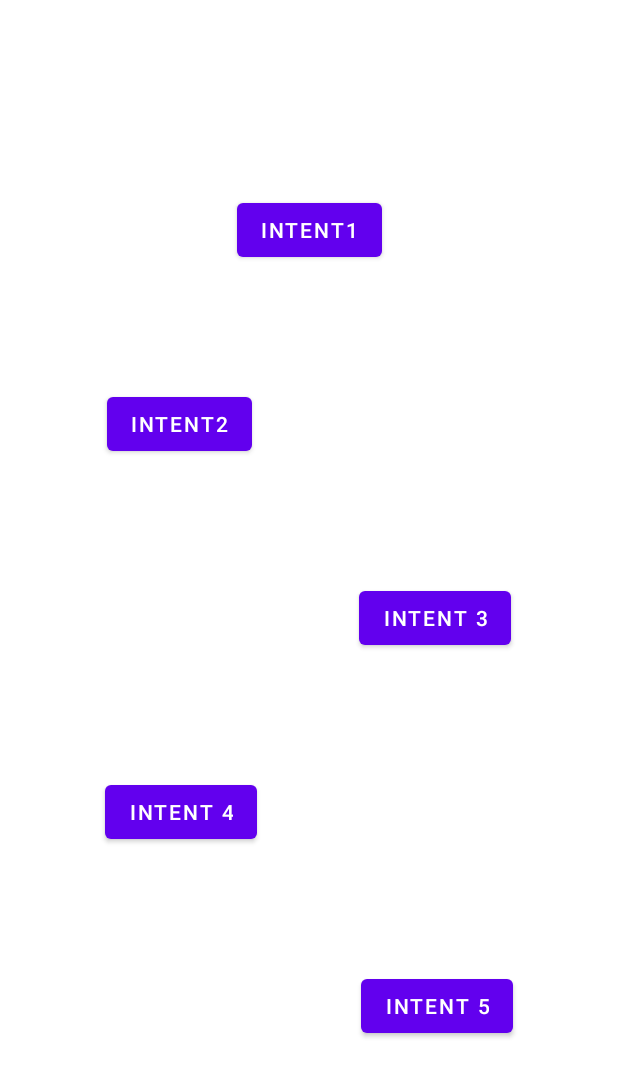
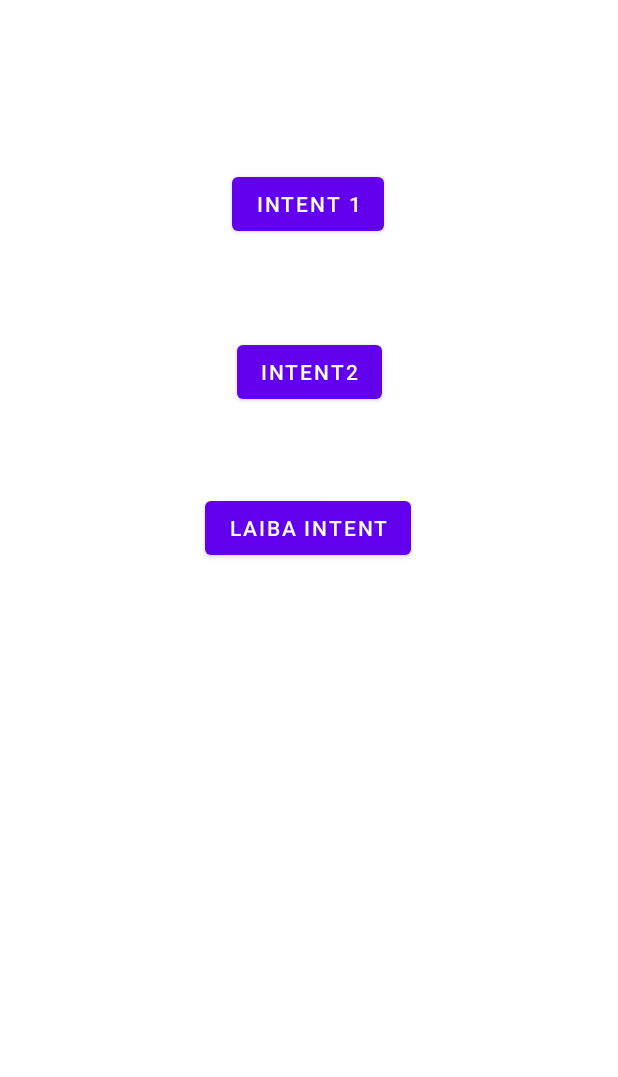
Before and after one commit to eqrakhattak/MAD-projects, an Android app: the layout activity_main.xml on its own in the app's theme, with its tools: preview values and no code run, on a phone screen of 412 x 824 dp. Shown: the top 1077 px of the screen. Run offline under Robolectric (Android 15) with nearby library versions, the phone set to English and light mode, and no system bars.

Commit message:
laiba's work added

```diff
--- a/Intents/app/build.gradle
+++ b/Intents/app/build.gradle
@@ -22,6 +22,9 @@ android {
             proguardFiles getDefaultProguardFile('proguard-android-optimize.txt'), 'proguard-rules.pro'
         }
     }
+    buildFeatures {
+        viewBinding true
+    }
     compileOptions {
         sourceCompatibility JavaVersion.VERSION_1_8
         targetCompatibility JavaVersion.VERSION_1_8
--- a/Intents/app/src/main/AndroidManifest.xml
+++ b/Intents/app/src/main/AndroidManifest.xml
@@ -10,6 +10,9 @@
         android:supportsRtl="true"
         android:theme="@style/Theme.Intents">
         <activity
+            android:name=".Laiba"
+            android:exported="false" />
+        <activity
             android:name=".MainActivity"
             android:exported="true">
             <intent-filter>
--- a/Intents/app/src/main/java/com/eqra/intents/MainActivity.kt
+++ b/Intents/app/src/main/java/com/eqra/intents/MainActivity.kt
@@ -1,6 +1,4 @@
 package com.eqra.intents
-
-import android.R
 import android.content.Intent
 import android.graphics.Bitmap
 import android.os.Bundle
@@ -12,8 +10,11 @@ import androidx.appcompat.app.AppCompatActivity
 
 
 class MainActivity : AppCompatActivity() {
+    val laibaIntent = findViewById<Button>(R.id.laBtn)
     override fun onCreate(savedInstanceState: Bundle?) {
         super.onCreate(savedInstanceState)
         setContentView(R.layout.activity_main)
+        laibaIntent.setOnClickListener {
+            val it = Intent(this, Laiba::class.java)
     }
 }
--- a/Intents/app/src/main/res/layout/activity_main.xml
+++ b/Intents/app/src/main/res/layout/activity_main.xml
@@ -6,63 +6,37 @@
     android:layout_height="match_parent"
     tools:context=".MainActivity">
 
+
     <Button
         android:id="@+id/button1"
         android:layout_width="wrap_content"
         android:layout_height="wrap_content"
-        android:text="Intent1"
-        app:layout_constraintBottom_toBottomOf="@+id/button2"
-        app:layout_constraintTop_toTopOf="parent"
-        app:layout_constraintLeft_toLeftOf="parent"
-        app:layout_constraintRight_toRightOf="parent" />
-
+        android:layout_marginTop="112dp"
+        android:text="INTENT 1"
+        app:layout_constraintEnd_toEndOf="parent"
+        app:layout_constraintHorizontal_bias="0.498"
+        app:layout_constraintStart_toStartOf="parent"
+        app:layout_constraintTop_toTopOf="parent" />
 
     <Button
         android:id="@+id/button2"
         android:layout_width="wrap_content"
         android:layout_height="wrap_content"
+        android:layout_marginTop="64dp"
         android:text="Intent2"
-        app:layout_constraintBottom_toBottomOf="@+id/button3"
-        app:layout_constraintEnd_toStartOf="@+id/button3"
-        app:layout_constraintHorizontal_bias="0.5"
+        app:layout_constraintEnd_toEndOf="parent"
         app:layout_constraintStart_toStartOf="parent"
-        app:layout_constraintTop_toTopOf="@+id/button1" />
+        app:layout_constraintTop_toBottomOf="@+id/button1" />
 
     <Button
-        android:id="@+id/button3"
+        android:id="@+id/laBtn"
         android:layout_width="wrap_content"
         android:layout_height="wrap_content"
-        android:text="Intent 3"
-        app:layout_constraintBottom_toBottomOf="@+id/button4"
+        android:layout_marginTop="56dp"
+        android:text="Laiba Intent"
         app:layout_constraintEnd_toEndOf="parent"
-        app:layout_constraintHorizontal_bias="0.5"
-        app:layout_constraintStart_toEndOf="@+id/button2"
-        app:layout_constraintTop_toTopOf="@+id/button2" />
-
-    <Button
-        android:id="@+id/button4"
-        android:layout_width="wrap_content"
-        android:layout_height="wrap_content"
-        android:onClick="broadcast"
-        android:text="Intent 4"
-        app:layout_constraintBottom_toBottomOf="@+id/button5"
-        app:layout_constraintEnd_toEndOf="parent"
-        app:layout_constraintEnd_toStartOf="@+id/button5"
-        app:layout_constraintHorizontal_bias="0.5"
+        app:layout_constraintHorizontal_bias="0.498"
         app:layout_constraintStart_toStartOf="parent"
-        app:layout_constraintTop_toTopOf="@+id/button3" />
-
-    <Button
-        android:id="@+id/button5"
-        android:layout_width="wrap_content"
-        android:layout_height="wrap_content"
-        android:onClick="broadcast"
-        android:text="Intent 5"
-        app:layout_constraintBottom_toBottomOf="parent"
-        app:layout_constraintEnd_toEndOf="parent"
-        app:layout_constraintHorizontal_bias="0.5"
-        app:layout_constraintStart_toEndOf="@+id/button4"
-        app:layout_constraintTop_toTopOf="@+id/button4"
-        />
+        app:layout_constraintTop_toBottomOf="@+id/button2" />
 
 </androidx.constraintlayout.widget.ConstraintLayout>
--- a/Intents/app/src/main/res/values/strings.xml
+++ b/Intents/app/src/main/res/values/strings.xml
@@ -1,3 +1,9 @@
 <resources>
     <string name="app_name">Intents</string>
+    <string name="send_email">Send Email</string>
+    <string name="body">Body</string>
+    <string name="subject">Subject</string>
+    <string name="enter_receiver_mail">Enter receiver mail</string>
+    <string name="to">To:</string>
+    <string name="subj">Enter Subject Name</string>
 </resources>
```
Also changed, not shown: Intents/app/src/main/java/com/eqra/intents/Laiba.kt (added, +40 -0 lines), Intents/app/src/main/res/layout/activity_laiba.xml (added, +98 -0 lines).
